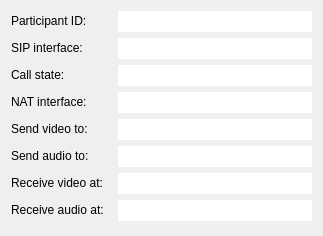
Qt form Homer/forms/Widgets/SessionInfoWidget.ui (Homer-Conferencing/Homer-Conferencing) before a commit.
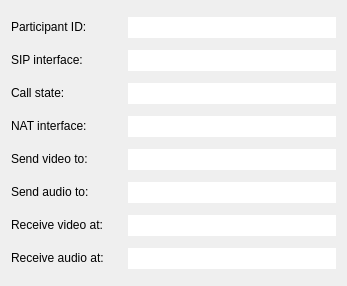
The same form after that commit.

```diff
--- a/Homer/forms/Widgets/SessionInfoWidget.ui
+++ b/Homer/forms/Widgets/SessionInfoWidget.ui
@@ -6,8 +6,8 @@
    <rect>
     <x>0</x>
     <y>0</y>
-    <width>323</width>
-    <height>236</height>
+    <width>347</width>
+    <height>286</height>
    </rect>
   </property>
   <property name="sizePolicy">
@@ -37,9 +37,6 @@
   <layout class="QVBoxLayout" name="verticalLayout_2">
    <item>
     <layout class="QHBoxLayout" name="HL4" stretch="0,0,3">
-     <property name="margin">
-      <number>0</number>
-     </property>
      <item>
       <widget class="QLabel" name="mLbParticipantDesc">
        <property name="sizePolicy">
@@ -50,14 +47,8 @@
        </property>
        <property name="minimumSize">
         <size>
-         <width>100</width>
-         <height>16</height>
-        </size>
-       </property>
-       <property name="maximumSize">
-        <size>
-         <width>100</width>
-         <height>16</height>
+         <width>110</width>
+         <height>0</height>
         </size>
        </property>
        <property name="text">
@@ -104,7 +95,6 @@
        <property name="font">
         <font>
          <family>Bitstream Vera Sans</family>
-         <pointsize>9</pointsize>
          <weight>50</weight>
          <italic>true</italic>
          <bold>false</bold>
@@ -128,9 +118,6 @@
    </item>
    <item>
     <layout class="QHBoxLayout" name="HL4_2" stretch="0,0,3">
-     <property name="margin">
-      <number>0</number>
-     </property>
      <item>
       <widget class="QLabel" name="mLbSipInterface">
        <property name="sizePolicy">
@@ -141,14 +128,8 @@
        </property>
        <property name="minimumSize">
         <size>
-         <width>100</width>
-         <height>16</height>
-        </size>
-       </property>
-       <property name="maximumSize">
-        <size>
-         <width>100</width>
-         <height>16</height>
+         <width>110</width>
+         <height>0</height>
         </size>
        </property>
        <property name="text">
@@ -195,7 +176,6 @@
        <property name="font">
         <font>
          <family>Bitstream Vera Sans</family>
-         <pointsize>9</pointsize>
          <weight>50</weight>
          <italic>true</italic>
          <bold>false</bold>
@@ -219,9 +199,6 @@
    </item>
    <item>
     <layout class="QHBoxLayout" name="HL2" stretch="0,0,3">
-     <property name="margin">
-      <number>0</number>
-     </property>
      <item>
       <widget class="QLabel" name="mLbCallStateDesc">
        <property name="sizePolicy">
@@ -232,14 +209,8 @@
        </property>
        <property name="minimumSize">
         <size>
-         <width>100</width>
-         <height>16</height>
-        </size>
-       </property>
-       <property name="maximumSize">
-        <size>
-         <width>100</width>
-         <height>16</height>
+         <width>110</width>
+         <height>0</height>
         </size>
        </property>
        <property name="text">
@@ -286,7 +257,6 @@
        <property name="font">
         <font>
          <family>Bitstream Vera Sans</family>
-         <pointsize>9</pointsize>
          <weight>50</weight>
          <italic>true</italic>
          <bold>false</bold>
@@ -310,9 +280,6 @@
    </item>
    <item>
     <layout class="QHBoxLayout" name="HL3" stretch="0,0,3">
-     <property name="margin">
-      <number>0</number>
-     </property>
      <item>
       <widget class="QLabel" name="mLbNatDesc">
        <property name="sizePolicy">
@@ -323,14 +290,8 @@
        </property>
        <property name="minimumSize">
         <size>
-         <width>100</width>
-         <height>16</height>
-        </size>
-       </property>
-       <property name="maximumSize">
-        <size>
-         <width>100</width>
-         <height>16</height>
+         <width>110</width>
+         <height>0</height>
         </size>
        </property>
        <property name="text">
@@ -377,7 +338,6 @@
        <property name="font">
         <font>
          <family>Bitstream Vera Sans</family>
-         <pointsize>9</pointsize>
          <weight>50</weight>
          <italic>true</italic>
          <bold>false</bold>
@@ -398,9 +358,6 @@
    </item>
    <item>
     <layout class="QHBoxLayout" name="HL1" stretch="0,0,3">
-     <property name="margin">
-      <number>0</number>
-     </property>
      <item>
       <widget class="QLabel" name="mLbVideoDesc">
        <property name="sizePolicy">
@@ -411,14 +368,8 @@
        </property>
        <property name="minimumSize">
         <size>
-         <width>100</width>
-         <height>16</height>
-        </size>
-       </property>
-       <property name="maximumSize">
-        <size>
-         <width>100</width>
-         <height>16</height>
+         <width>110</width>
+         <height>0</height>
         </size>
        </property>
        <property name="text">
@@ -465,7 +416,6 @@
        <property name="font">
         <font>
          <family>Bitstream Vera Sans</family>
-         <pointsize>9</pointsize>
          <weight>50</weight>
          <italic>true</italic>
          <bold>false</bold>
@@ -486,9 +436,6 @@
    </item>
    <item>
     <layout class="QHBoxLayout" name="HL5" stretch="0,0,3">
-     <property name="margin">
-      <number>0</number>
-     </property>
      <item>
       <widget class="QLabel" name="mLbAudioDesc">
        <property name="sizePolicy">
@@ -499,14 +446,8 @@
        </property>
        <property name="minimumSize">
         <size>
-         <width>100</width>
-         <height>16</height>
-        </size>
-       </property>
-       <property name="maximumSize">
-        <size>
-         <width>100</width>
-         <height>16</height>
+         <width>110</width>
+         <height>0</height>
         </size>
        </property>
        <property name="text">
@@ -553,7 +494,6 @@
        <property name="font">
         <font>
          <family>Bitstream Vera Sans</family>
-         <pointsize>9</pointsize>
          <weight>50</weight>
          <italic>true</italic>
          <bold>false</bold>
@@ -574,9 +514,6 @@
    </item>
    <item>
     <layout class="QHBoxLayout" name="HL1_2" stretch="0,0,3">
-     <property name="margin">
-      <number>0</number>
-     </property>
      <item>
       <widget class="QLabel" name="mLbLocalVideoDesc">
        <property name="sizePolicy">
@@ -587,14 +524,8 @@
        </property>
        <property name="minimumSize">
         <size>
-         <width>100</width>
-         <height>16</height>
-        </size>
-       </property>
-       <property name="maximumSize">
-        <size>
-         <width>100</width>
-         <height>16</height>
+         <width>110</width>
+         <height>0</height>
         </size>
        </property>
        <property name="text">
@@ -641,7 +572,6 @@
        <property name="font">
         <font>
          <family>Bitstream Vera Sans</family>
-         <pointsize>9</pointsize>
          <weight>50</weight>
          <italic>true</italic>
          <bold>false</bold>
@@ -662,9 +592,6 @@
    </item>
    <item>
     <layout class="QHBoxLayout" name="HL5_2" stretch="0,0,3">
-     <property name="margin">
-      <number>0</number>
-     </property>
      <item>
       <widget class="QLabel" name="mLbLocalAudioDesc">
        <property name="sizePolicy">
@@ -675,14 +602,8 @@
        </property>
        <property name="minimumSize">
         <size>
-         <width>100</width>
-         <height>16</height>
-        </size>
-       </property>
-       <property name="maximumSize">
-        <size>
-         <width>100</width>
-         <height>16</height>
+         <width>110</width>
+         <height>0</height>
         </size>
        </property>
        <property name="text">
@@ -729,7 +650,6 @@
        <property name="font">
         <font>
          <family>Bitstream Vera Sans</family>
-         <pointsize>9</pointsize>
          <weight>50</weight>
          <italic>true</italic>
          <bold>false</bold>
```
